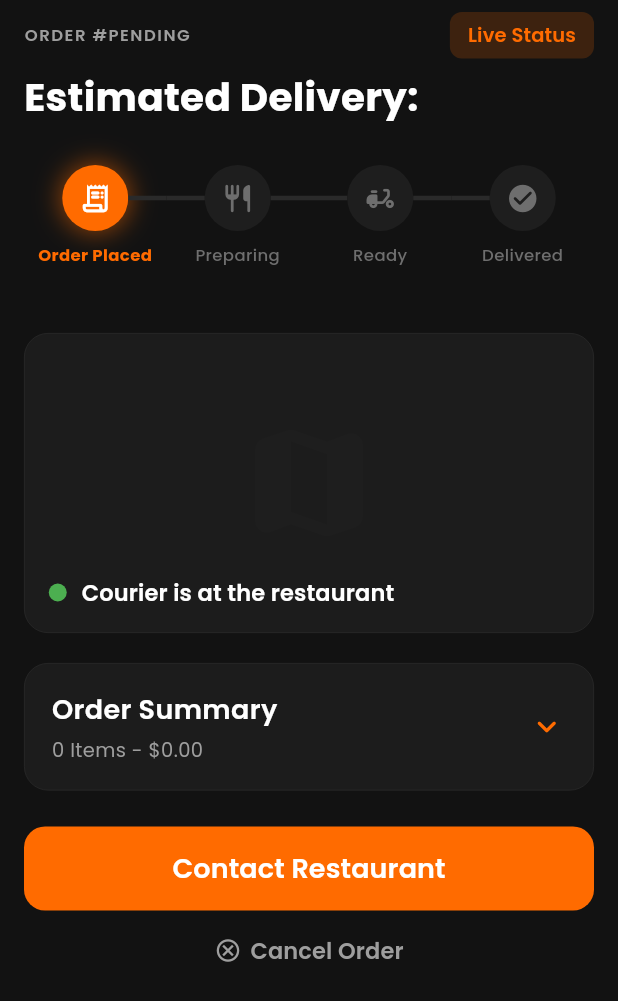
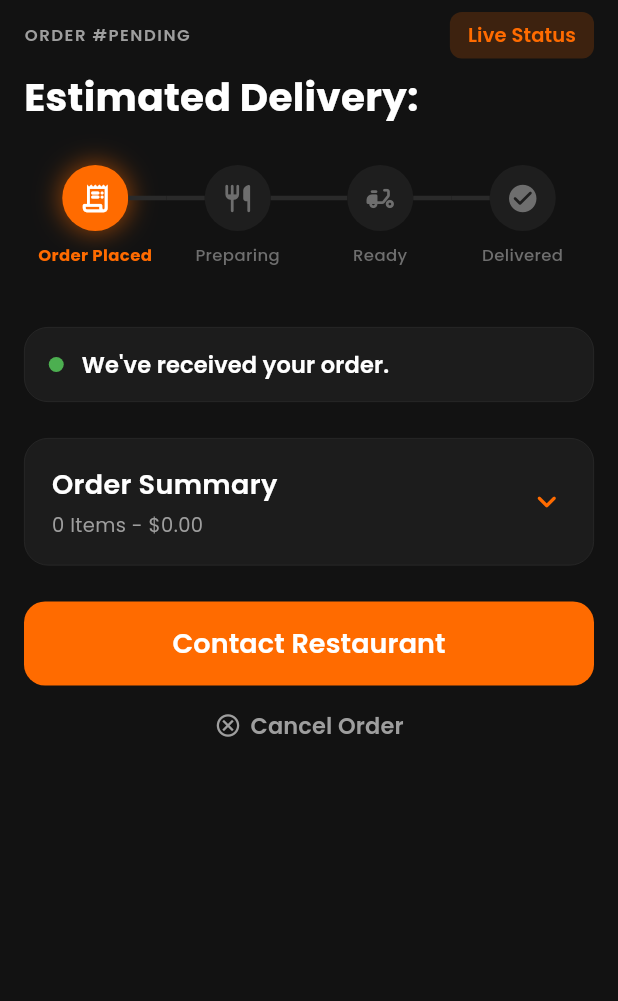
Before and after one commit to mohammedashi11/bellas_kitchen, a Flutter app: the _Content widget shown alone on an empty page, opened directly with empty values, on a phone screen of 412 x 824 dp. Shown: the top 1001 px of the screen. Run offline on Flutter 3.47's test engine with Material 3 defaults, Android fonts, the phone set to English and light mode, and no system bars; our stand-ins replace cached_network_image, cloud_firestore, firebase_auth, firebase_core, firebase_storage, flutter_riverpod and 3 more; accounts and stored records are empty; generated files the repository leaves out were written again.

Commit message:
refactor(order): drop fake courier map for real status text
Order Tracking rendered a 200px decorative map box with a hardcoded
"Courier is at the restaurant" caption and a green live-looking dot. Both
were fabricated: this is a pickup-only, single-restaurant app with no
courier, no driver and no location feed, so the box implied live tracking
the system can never provide, and the caption asserted a fact it cannot
know. It also never changed — an order sitting at `ready` still claimed a
courier was at the restaurant.

Removed the map entirely. In its place a compact status card renders
trackingStatusMessage(status), a new pure function in order_stage.dart
alongside the existing display helpers. Every string is a direct function
of a status the backend actually sets:

  pending   -> We've received your order.
  accepted  -> The kitchen has confirmed your order.
  preparing -> Your order is being prepared.
  ready     -> Your order is ready for pickup.
  delivered -> Picked up — enjoy your meal!
  cancelled -> handled by the existing cancelled card

Tests: every status maps to a distinct non-empty message; preparing/ready
read correctly; and a guard asserts no message reintroduces courier,
driver or "on its way" wording. A widget test pins the rendered text to
the real status and asserts the map icon and old caption are gone.

flutter analyze clean; 166 tests passing (was 162).

Co-Authored-By: Claude Opus 4.8 <noreply@anthropic.com>

```diff
--- a/lib/features/order/presentation/order_stage.dart
+++ b/lib/features/order/presentation/order_stage.dart
@@ -62,6 +62,23 @@ StageState stageStateFor(OrderStatus current, CustomerStage stage) {
 /// linear stepper).
 bool isCancelled(OrderStatus status) => status == OrderStatus.cancelled;
 
+/// Progress line shown under the stepper, derived ENTIRELY from the real order
+/// status.
+///
+/// This replaced a hardcoded "Courier is at the restaurant" caption sitting on
+/// a decorative map box. There is no courier and no delivery tracking, so that
+/// line asserted a fact the system could not know — it read as live tracking
+/// while being a constant. Every string here is a direct function of a status
+/// the backend actually sets.
+String trackingStatusMessage(OrderStatus status) => switch (status) {
+      OrderStatus.pending => "We've received your order.",
+      OrderStatus.accepted => 'The kitchen has confirmed your order.',
+      OrderStatus.preparing => 'Your order is being prepared.',
+      OrderStatus.ready => 'Your order is ready for pickup.',
+      OrderStatus.delivered => 'Picked up — enjoy your meal!',
+      OrderStatus.cancelled => 'This order was cancelled.',
+    };
+
 /// Whether the tracking screen offers cancellation — ONLY while pending.
 ///
 /// This mirrors the domain rule rather than narrowing it: `cancelled` is
--- a/lib/features/order/presentation/screens/order_tracking_screen.dart
+++ b/lib/features/order/presentation/screens/order_tracking_screen.dart
@@ -155,11 +155,12 @@ class _Content extends StatelessWidget {
         const SizedBox(height: 28),
         if (cancelled)
           const _CancelledCard()
-        else
+        else ...[
           _StatusStepper(current: order.status),
-        const SizedBox(height: 28),
-        const _MapPlaceholder(),
-        const SizedBox(height: 20),
+          const SizedBox(height: 24),
+          _StatusMessage(status: order.status),
+        ],
+        const SizedBox(height: 24),
         _OrderSummaryCard(order: order),
         const SizedBox(height: 24),
         _ContactButton(),
@@ -380,46 +381,42 @@ class _CancelledCard extends StatelessWidget {
   }
 }
 
-// ─── Map placeholder ──────────────────────────────────────────────────────────
+// ─── Status message ───────────────────────────────────────────────────────────
 
-class _MapPlaceholder extends StatelessWidget {
-  const _MapPlaceholder();
+/// The current progress line, derived from the order's real status.
+///
+/// Replaces a decorative map box that carried a hardcoded "Courier is at the
+/// restaurant" caption. This is a pickup-only, single-restaurant app: there is
+/// no courier and no location feed, so that box implied live tracking the
+/// system could never provide. See [trackingStatusMessage].
+class _StatusMessage extends StatelessWidget {
+  final OrderStatus status;
+  const _StatusMessage({required this.status});
 
   @override
   Widget build(BuildContext context) {
     return Container(
-      height: 200,
+      padding: const EdgeInsets.symmetric(horizontal: 16, vertical: 14),
       decoration: BoxDecoration(
         color: AppColors.cardSurface,
         borderRadius: BorderRadius.circular(16),
         border: Border.all(color: AppColors.borderColor, width: 0.5),
       ),
-      clipBehavior: Clip.antiAlias,
-      child: Stack(
-        children: [
-          const Center(
-            child: Icon(Icons.map_rounded, color: AppColors.surface, size: 96),
-          ),
-          Positioned(
-            left: 16,
-            bottom: 16,
-            right: 16,
       child: Row(
         children: [
           Container(
-                  width: 12,
-                  height: 12,
+            width: 10,
+            height: 10,
             decoration: const BoxDecoration(
               color: AppColors.openNowGreen,
               shape: BoxShape.circle,
             ),
           ),
-                const SizedBox(width: 10),
+          const SizedBox(width: 12),
           Expanded(
-                  child: Text('Courier is at the restaurant',
-                      style: AppTextStyles.itemName.copyWith(fontSize: 15)),
-                ),
-              ],
+            child: Text(
+              trackingStatusMessage(status),
+              style: AppTextStyles.itemName.copyWith(fontSize: 15),
             ),
           ),
         ],
```
Also changed, not shown: 1 other file. Lines whose indentation alone changed are shown as unchanged.
